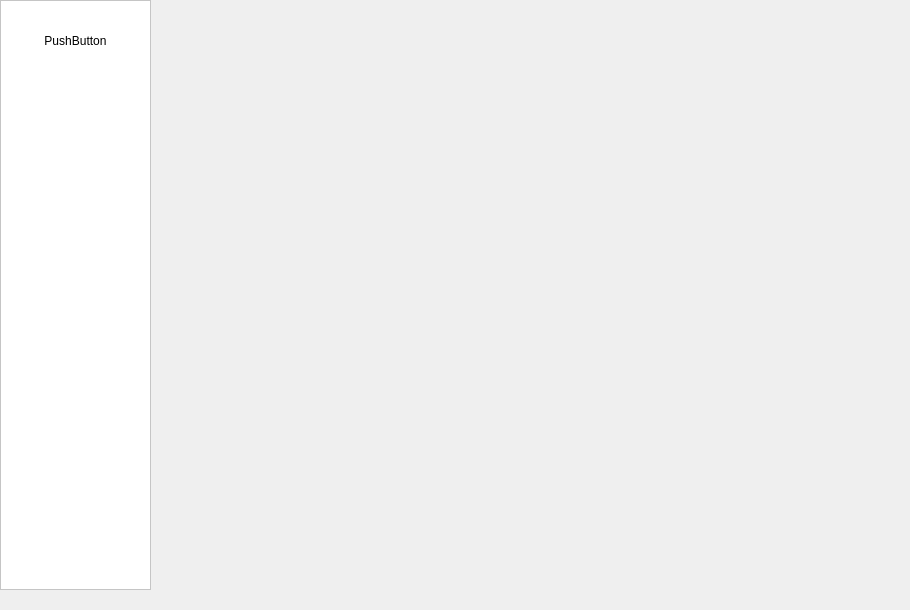
Before: the Qt Designer form GUI/admin.ui in zizo-pro/Shop_Manager, drawn with Qt 5.
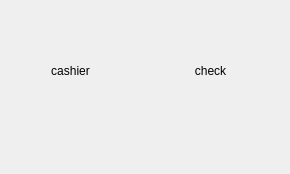
After: the same form once the commit is applied.

Diff of the .ui file:
```diff
--- a/GUI/admin.ui
+++ b/GUI/admin.ui
@@ -6,54 +6,45 @@
    <rect>
     <x>0</x>
     <y>0</y>
-    <width>910</width>
-    <height>610</height>
+    <width>290</width>
+    <height>174</height>
    </rect>
   </property>
   <property name="windowTitle">
    <string>MainWindow</string>
   </property>
   <widget class="QWidget" name="centralwidget">
-   <widget class="QFrame" name="frame">
+   <widget class="QPushButton" name="cashier_bt">
     <property name="geometry">
      <rect>
-      <x>0</x>
-      <y>0</y>
-      <width>151</width>
-      <height>590</height>
+      <x>10</x>
+      <y>10</y>
+      <width>121</width>
+      <height>121</height>
      </rect>
     </property>
-    <property name="styleSheet">
-     <string notr="true">background-color: rgb(255, 255, 255);</string>
+    <property name="text">
+     <string>cashier</string>
     </property>
-    <property name="frameShape">
-     <enum>QFrame::StyledPanel</enum>
+    <property name="flat">
+     <bool>true</bool>
     </property>
-    <property name="frameShadow">
-     <enum>QFrame::Raised</enum>
+   </widget>
+   <widget class="QPushButton" name="check_bt">
+    <property name="geometry">
+     <rect>
+      <x>150</x>
+      <y>10</y>
+      <width>121</width>
+      <height>121</height>
+     </rect>
     </property>
-    <widget class="QPushButton" name="admin_bt">
-     <property name="geometry">
-      <rect>
-       <x>0</x>
-       <y>0</y>
-       <width>151</width>
-       <height>81</height>
-      </rect>
-     </property>
-     <property name="text">
-      <string>PushButton</string>
-     </property>
-     <property name="autoDefault">
-      <bool>false</bool>
-     </property>
-     <property name="default">
-      <bool>false</bool>
-     </property>
-     <property name="flat">
-      <bool>true</bool>
-     </property>
-    </widget>
+    <property name="text">
+     <string>check</string>
+    </property>
+    <property name="flat">
+     <bool>true</bool>
+    </property>
    </widget>
   </widget>
   <widget class="QMenuBar" name="menubar">
```
Left out of the diff: 4 changed lines with no effect on the pictures.
